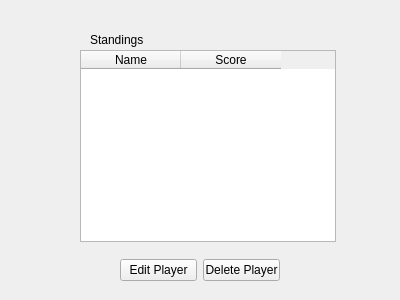
Old version of the form tournamentRoster.ui in the repository GFlores17/JackboxT.O.-GUI-Version.
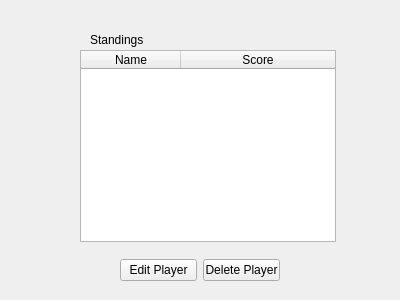
New version of the form.

What changed in the file:
```diff
--- a/tournamentRoster.ui
+++ b/tournamentRoster.ui
@@ -35,12 +35,36 @@
      <height>192</height>
     </rect>
    </property>
+   <property name="autoFillBackground">
+    <bool>true</bool>
+   </property>
+   <property name="frameShape">
+    <enum>QFrame::StyledPanel</enum>
+   </property>
+   <property name="frameShadow">
+    <enum>QFrame::Sunken</enum>
+   </property>
    <property name="horizontalScrollBarPolicy">
     <enum>Qt::ScrollBarAlwaysOff</enum>
    </property>
    <property name="editTriggers">
     <set>QAbstractItemView::NoEditTriggers</set>
    </property>
+   <property name="alternatingRowColors">
+    <bool>true</bool>
+   </property>
+   <attribute name="horizontalHeaderCascadingSectionResizes">
+    <bool>true</bool>
+   </attribute>
+   <attribute name="horizontalHeaderStretchLastSection">
+    <bool>true</bool>
+   </attribute>
+   <attribute name="verticalHeaderCascadingSectionResizes">
+    <bool>true</bool>
+   </attribute>
+   <attribute name="verticalHeaderStretchLastSection">
+    <bool>true</bool>
+   </attribute>
    <column>
     <property name="text">
      <string>Name</string>
```
Left out of the diff: 3 changed lines with no effect on the pictures.
